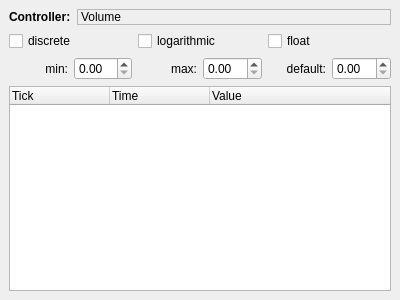
This is muse/muse/liste/ctrllistedit.ui in emrum/muse as Qt 5 draws it before an edit. The edited form follows.
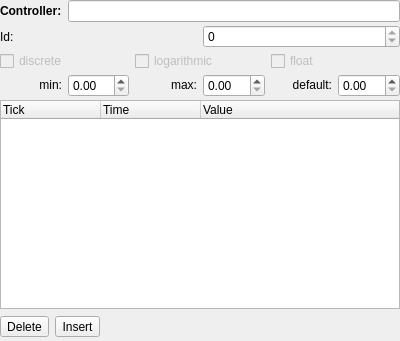
This is the edited form.

```diff
--- a/muse/muse/liste/ctrllistedit.ui
+++ b/muse/muse/liste/ctrllistedit.ui
@@ -6,7 +6,7 @@
     <x>0</x>
     <y>0</y>
     <width>400</width>
-    <height>300</height>
+    <height>341</height>
    </rect>
   </property>
   <property name="windowTitle" >
@@ -14,10 +14,10 @@
   </property>
   <layout class="QVBoxLayout" >
    <property name="margin" >
-    <number>9</number>
+    <number>0</number>
    </property>
    <property name="spacing" >
-    <number>6</number>
+    <number>3</number>
    </property>
    <item>
     <layout class="QHBoxLayout" >
@@ -29,6 +29,14 @@
      </property>
      <item>
       <widget class="QLabel" name="label" >
+       <property name="sizePolicy" >
+        <sizepolicy>
+         <hsizetype>5</hsizetype>
+         <vsizetype>0</vsizetype>
+         <horstretch>0</horstretch>
+         <verstretch>0</verstretch>
+        </sizepolicy>
+       </property>
        <property name="font" >
         <font>
          <weight>75</weight>
@@ -41,29 +49,29 @@
       </widget>
      </item>
      <item>
-      <widget class="QLabel" name="controllerName" >
-       <property name="sizePolicy" >
-        <sizepolicy>
-         <hsizetype>7</hsizetype>
-         <vsizetype>5</vsizetype>
-         <horstretch>0</horstretch>
-         <verstretch>0</verstretch>
-        </sizepolicy>
-       </property>
-       <property name="frameShape" >
-        <enum>QFrame::StyledPanel</enum>
-       </property>
-       <property name="frameShadow" >
-        <enum>QFrame::Sunken</enum>
-       </property>
-       <property name="lineWidth" >
-        <number>2</number>
-       </property>
+      <widget class="QLineEdit" name="controllerName" />
+     </item>
+    </layout>
+   </item>
+   <item>
+    <layout class="QHBoxLayout" >
+     <property name="margin" >
+      <number>0</number>
+     </property>
+     <property name="spacing" >
+      <number>6</number>
+     </property>
+     <item>
+      <widget class="QLabel" name="label_3" >
        <property name="text" >
-        <string>Volume</string>
+        <string>Id:</string>
        </property>
-       <property name="textFormat" >
-        <enum>Qt::PlainText</enum>
+      </widget>
+     </item>
+     <item>
+      <widget class="QSpinBox" name="ctrlId" >
+       <property name="readOnly" >
+        <bool>true</bool>
        </property>
       </widget>
      </item>
@@ -79,6 +87,17 @@
      </property>
      <item>
       <widget class="QCheckBox" name="discreteCheckBox" >
+       <property name="enabled" >
+        <bool>false</bool>
+       </property>
+       <property name="sizePolicy" >
+        <sizepolicy>
+         <hsizetype>5</hsizetype>
+         <vsizetype>0</vsizetype>
+         <horstretch>0</horstretch>
+         <verstretch>0</verstretch>
+        </sizepolicy>
+       </property>
        <property name="text" >
         <string>discrete</string>
        </property>
@@ -86,6 +105,17 @@
      </item>
      <item>
       <widget class="QCheckBox" name="logarithmicCheckBox" >
+       <property name="enabled" >
+        <bool>false</bool>
+       </property>
+       <property name="sizePolicy" >
+        <sizepolicy>
+         <hsizetype>5</hsizetype>
+         <vsizetype>0</vsizetype>
+         <horstretch>0</horstretch>
+         <verstretch>0</verstretch>
+        </sizepolicy>
+       </property>
        <property name="text" >
         <string>logarithmic</string>
        </property>
@@ -93,6 +123,17 @@
      </item>
      <item>
       <widget class="QCheckBox" name="floatCheckBox" >
+       <property name="enabled" >
+        <bool>false</bool>
+       </property>
+       <property name="sizePolicy" >
+        <sizepolicy>
+         <hsizetype>5</hsizetype>
+         <vsizetype>0</vsizetype>
+         <horstretch>0</horstretch>
+         <verstretch>0</verstretch>
+        </sizepolicy>
+       </property>
        <property name="text" >
         <string>float</string>
        </property>
@@ -110,6 +151,14 @@
      </property>
      <item>
       <widget class="QLabel" name="label_2" >
+       <property name="sizePolicy" >
+        <sizepolicy>
+         <hsizetype>5</hsizetype>
+         <vsizetype>0</vsizetype>
+         <horstretch>0</horstretch>
+         <verstretch>0</verstretch>
+        </sizepolicy>
+       </property>
        <property name="text" >
         <string>min:</string>
        </property>
@@ -119,10 +168,27 @@
       </widget>
      </item>
      <item>
-      <widget class="QDoubleSpinBox" name="minValue" />
+      <widget class="QDoubleSpinBox" name="minValue" >
+       <property name="sizePolicy" >
+        <sizepolicy>
+         <hsizetype>5</hsizetype>
+         <vsizetype>0</vsizetype>
+         <horstretch>0</horstretch>
+         <verstretch>0</verstretch>
+        </sizepolicy>
+       </property>
+      </widget>
      </item>
      <item>
       <widget class="QLabel" name="l2" >
+       <property name="sizePolicy" >
+        <sizepolicy>
+         <hsizetype>5</hsizetype>
+         <vsizetype>0</vsizetype>
+         <horstretch>0</horstretch>
+         <verstretch>0</verstretch>
+        </sizepolicy>
+       </property>
        <property name="text" >
         <string>max:</string>
        </property>
@@ -132,10 +198,27 @@
       </widget>
      </item>
      <item>
-      <widget class="QDoubleSpinBox" name="maxValue" />
+      <widget class="QDoubleSpinBox" name="maxValue" >
+       <property name="sizePolicy" >
+        <sizepolicy>
+         <hsizetype>5</hsizetype>
+         <vsizetype>0</vsizetype>
+         <horstretch>0</horstretch>
+         <verstretch>0</verstretch>
+        </sizepolicy>
+       </property>
+      </widget>
      </item>
      <item>
       <widget class="QLabel" name="l3" >
+       <property name="sizePolicy" >
+        <sizepolicy>
+         <hsizetype>5</hsizetype>
+         <vsizetype>0</vsizetype>
+         <horstretch>0</horstretch>
+         <verstretch>0</verstretch>
+        </sizepolicy>
+       </property>
        <property name="text" >
         <string>default:</string>
        </property>
@@ -145,12 +228,36 @@
       </widget>
      </item>
      <item>
-      <widget class="QDoubleSpinBox" name="defaultValue" />
+      <widget class="QDoubleSpinBox" name="defaultValue" >
+       <property name="sizePolicy" >
+        <sizepolicy>
+         <hsizetype>5</hsizetype>
+         <vsizetype>0</vsizetype>
+         <horstretch>0</horstretch>
+         <verstretch>0</verstretch>
+        </sizepolicy>
+       </property>
+      </widget>
      </item>
     </layout>
    </item>
    <item>
     <widget class="QTreeWidget" name="ctrlList" >
+     <property name="alternatingRowColors" >
+      <bool>true</bool>
+     </property>
+     <property name="indentation" >
+      <number>0</number>
+     </property>
+     <property name="rootIsDecorated" >
+      <bool>false</bool>
+     </property>
+     <property name="uniformRowHeights" >
+      <bool>true</bool>
+     </property>
+     <property name="itemsExpandable" >
+      <bool>false</bool>
+     </property>
      <column>
       <property name="text" >
        <string>Tick</string>
@@ -168,6 +275,43 @@
      </column>
     </widget>
    </item>
+   <item>
+    <layout class="QHBoxLayout" >
+     <property name="margin" >
+      <number>0</number>
+     </property>
+     <property name="spacing" >
+      <number>6</number>
+     </property>
+     <item>
+      <widget class="QToolButton" name="deleteButton" >
+       <property name="text" >
+        <string>Delete</string>
+       </property>
+      </widget>
+     </item>
+     <item>
+      <widget class="QToolButton" name="insertButton" >
+       <property name="text" >
+        <string>Insert</string>
+       </property>
+      </widget>
+     </item>
+     <item>
+      <spacer>
+       <property name="orientation" >
+        <enum>Qt::Horizontal</enum>
+       </property>
+       <property name="sizeHint" >
+        <size>
+         <width>231</width>
+         <height>29</height>
+        </size>
+       </property>
+      </spacer>
+     </item>
+    </layout>
+   </item>
   </layout>
  </widget>
  <resources/>
```
